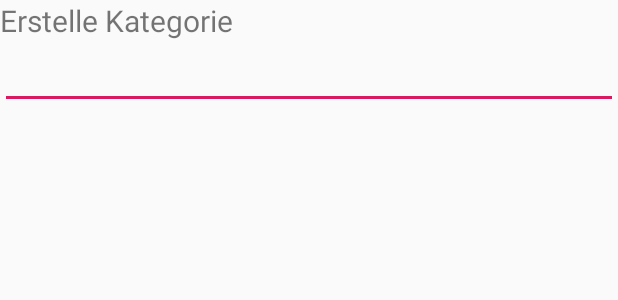
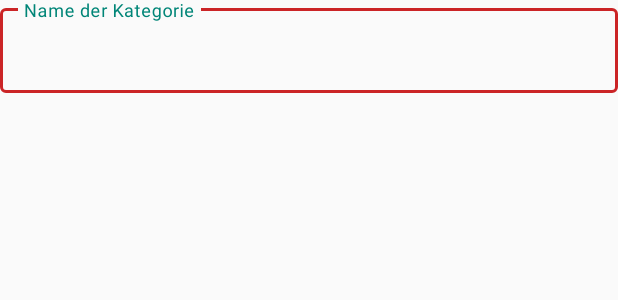
Before and after one commit to davidzimara/AugmentedReality-App, an Android app: the layout fragment_create.xml on its own in the app's theme, with its tools: preview values and no code run, on a phone screen of 412 x 824 dp. Shown: the top 300 px of the screen. Run offline under Robolectric (Android 15) with nearby library versions, the phone set to English and light mode, and no system bars.

```diff
--- a/app/src/main/java/com/example/lernapp/MainActivity.kt
+++ b/app/src/main/java/com/example/lernapp/MainActivity.kt
@@ -69,7 +69,7 @@ class MainActivity : AppCompatActivity() {
                         .commit()
                 }
 
-                //R.id.nav_create -> {
+                R.id.nav_create -> {
 
                    // val dialog = BottomSheetDialog(this)
                    // val view = layoutInflater.inflate(R.layout.dialog_layout, null)
@@ -82,7 +82,7 @@ class MainActivity : AppCompatActivity() {
                         //.replace(R.id.main_frame, createFragment)
                         //.setTransition(FragmentTransaction.TRANSIT_FRAGMENT_OPEN)
                         //.commit()
-                //}
+                }
 
                 R.id.nav_statistics -> {
 
@@ -152,6 +152,7 @@ class MainActivity : AppCompatActivity() {
         .setTransition(FragmentTransaction.TRANSIT_FRAGMENT_OPEN)
         .commit()
 
+
     }
 
 }
--- a/app/src/main/res/layout/activity_main.xml
+++ b/app/src/main/res/layout/activity_main.xml
@@ -4,7 +4,7 @@
     xmlns:tools="http://schemas.android.com/tools"
     android:layout_width="match_parent"
     android:layout_height="match_parent"
-    android:background="@drawable/gradient_layout"
+    android:background="@color/colorWhite"
     tools:context=".MainActivity">
 
     <fragment
--- a/app/src/main/res/layout/fragment_create.xml
+++ b/app/src/main/res/layout/fragment_create.xml
@@ -3,25 +3,23 @@
     xmlns:tools="http://schemas.android.com/tools"
     android:layout_width="match_parent"
     android:layout_height="wrap_content"
+    xmlns:app="http://schemas.android.com/apk/res-auto"
     tools:context=".CreateFragment"
     android:orientation="vertical">
 
     <!-- TODO: Update blank fragment layout -->
-    <TextView
-        android:id="@+id/ErstelleKategorie"
-        android:layout_width="match_parent"
-        android:layout_height="wrap_content"
-        android:text="Erstelle Kategorie"
-        android:textSize="20sp"
-        android:layout_centerHorizontal="true"/>
-
-    <com.google.android.material.textfield.TextInputEditText
-        android:layout_width="match_parent"
-        android:layout_height="wrap_content"/>
 
     <com.google.android.material.textfield.TextInputLayout
         android:layout_width="match_parent"
-        android:layout_height="match_parent"
-        style="@style/Widget.MaterialComponents.TextInputLayout.OutlinedBox"/>
+        android:layout_height="wrap_content"
+        android:hint="Name der Kategorie"
+        app:boxStrokeColor="@color/colorRot"
+        style="@style/Widget.MaterialComponents.TextInputLayout.OutlinedBox">
+
+        <com.google.android.material.textfield.TextInputEditText
+            android:layout_width="match_parent"
+            android:layout_height="wrap_content"/>
+
+    </com.google.android.material.textfield.TextInputLayout>
 
 </LinearLayout>
--- a/app/src/main/res/values/styles.xml
+++ b/app/src/main/res/values/styles.xml
@@ -7,5 +7,10 @@
         <item name="colorPrimaryDark">@color/colorPrimaryDark</item>
         <item name="colorAccent">@color/colorAccent</item>
     </style>
+    <!--to delete the ActionBar-->
+    <style name="AppTheme.NoActionBar">
+        <item name="windowActionBar">false</item>
+        <item name="windowNoTitle">true</item>
+    </style>
 
 </resources>
```
Also changed, not shown: app/src/main/AndroidManifest.xml (+6 -1 lines), app/src/main/java/com/example/lernapp/LoadingScreen.kt (added, +23 -0 lines), app/src/main/res/layout/loading_screen.xml (added, +15 -0 lines), app/src/main/res/drawable/studylogo.png (added).
